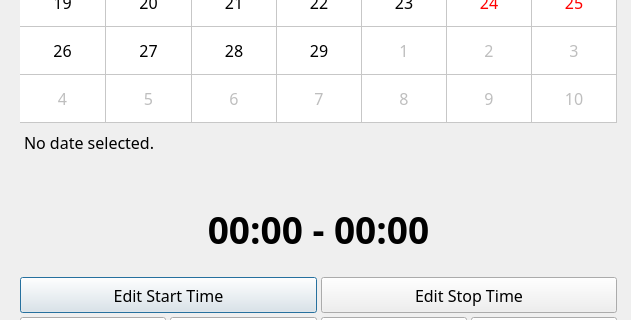
Old version of the form src/booking-editor.ui in the repository sc0000/hfmdd-video-system; both pictures show x 0 to 631 and y 263 to 583 of the 631 by 711 pixel window.
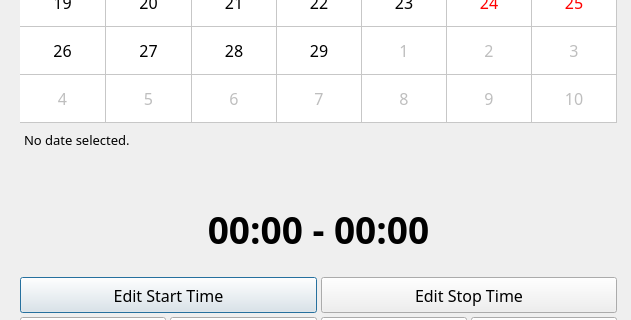
New version of the form.

Diff of the .ui file:
```diff
--- a/src/booking-editor.ui
+++ b/src/booking-editor.ui
@@ -94,6 +94,12 @@
           <height>67</height>
          </size>
         </property>
+        <property name="font">
+         <font>
+          <family>DaxOT</family>
+          <pointsize>10</pointsize>
+         </font>
+        </property>
         <property name="text">
          <string>No date selected.</string>
         </property>
```
Left out of the diff: 6 changed lines with no effect on the pictures.
